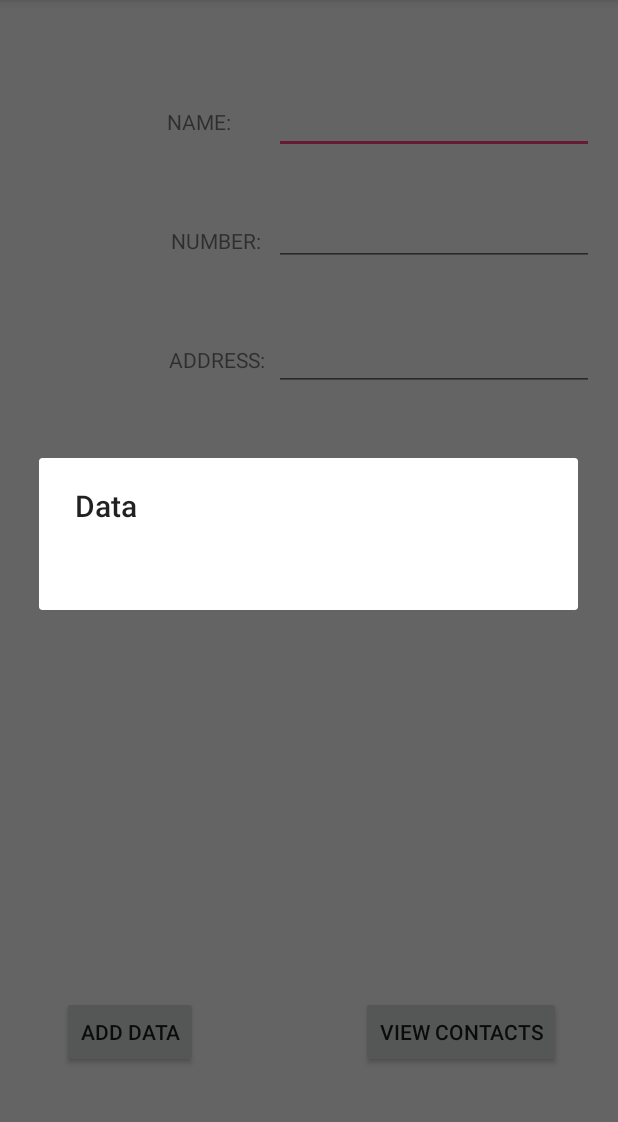
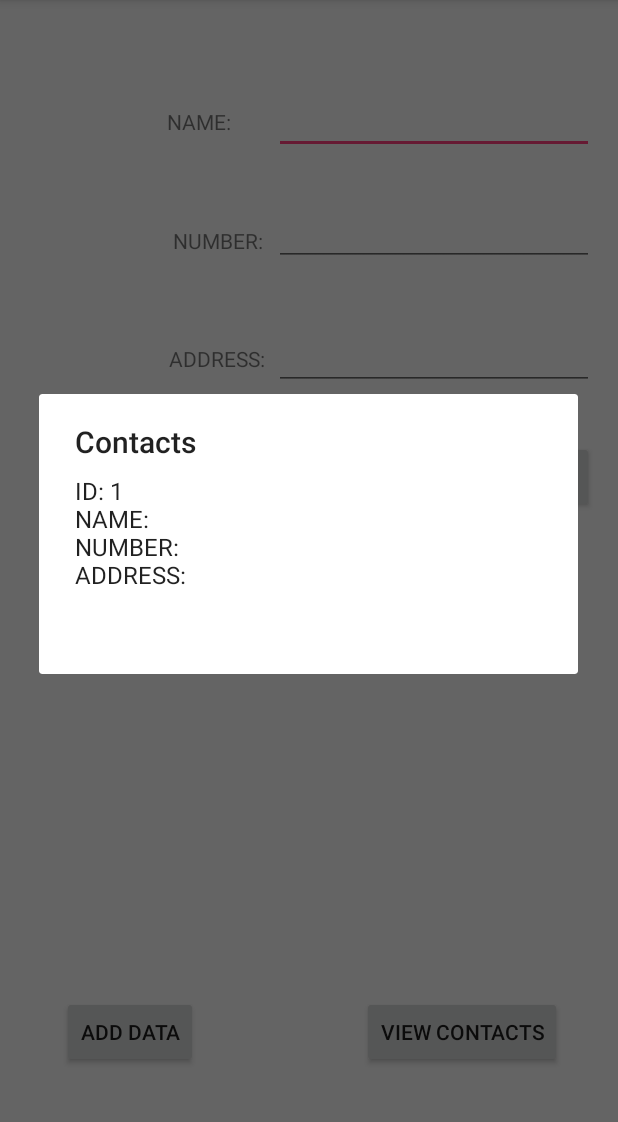
Before and after one commit to chanf2824/MyContactApp, an Android app: the screen it shows after launch (MainActivity), after a tap on "VIEW CONTACTS", on a phone screen of 412 x 824 dp, the part 84-1206 px from its top. Run offline under Robolectric (Android 15) with nearby library versions, the phone set to English and light mode, and no system bars.

Commit message:
Finished viewData method, fixed column names, added search method, created layout for search function

```diff
--- a/MyContactApp/app/src/main/java/com/example/chanf/mycontactapp/DatabaseHelper.java
+++ b/MyContactApp/app/src/main/java/com/example/chanf/mycontactapp/DatabaseHelper.java
@@ -22,12 +22,12 @@ public class DatabaseHelper extends SQLiteOpenHelper {
 
 
     public DatabaseHelper(Context context) {
-        super(context, DATABASE_NAME, null, 3);
+        super(context, DATABASE_NAME, null, 4);
     }
 
     @Override
     public void onCreate(SQLiteDatabase db) {
-        db.execSQL("CREATE TABLE " + TABLE_NAME + " (ID_INTEGER_PRIMARY_KEY_AUTOINCREMENT, NAME TEXT, NUMBER TEXT, ADDRESS TEXT)");
+        db.execSQL("CREATE TABLE " + TABLE_NAME + " (ID INTEGER PRIMARY KEY AUTOINCREMENT, NAME TEXT, NUMBER TEXT, ADDRESS TEXT)");
     }
 
     @Override
@@ -38,7 +38,7 @@ public class DatabaseHelper extends SQLiteOpenHelper {
 
     public boolean insertData(String name, String number, String address){
         SQLiteDatabase db = this.getWritableDatabase();
-        ContentValues contentValues = new ContentValues(3);
+        ContentValues contentValues = new ContentValues();
         contentValues.put(COL_2, name);
         contentValues.put(COL_3, number);
         contentValues.put(COL_4, address);
--- a/MyContactApp/app/src/main/java/com/example/chanf/mycontactapp/MainActivity.java
+++ b/MyContactApp/app/src/main/java/com/example/chanf/mycontactapp/MainActivity.java
@@ -17,6 +17,7 @@ public class MainActivity extends AppCompatActivity {
     EditText editName;
     EditText editNumber;
     EditText editAddress;
+    EditText editSearch;
     Button btnAddData;
 
 
@@ -31,6 +32,7 @@ public class MainActivity extends AppCompatActivity {
         editName = (EditText)findViewById(R.id.editText_name);
         editNumber = (EditText)findViewById(R.id.editText_number);
         editAddress = (EditText)findViewById(R.id.editText_address);
+        editSearch = (EditText)findViewById(R.id.editText_search);
 
     }
 
@@ -68,9 +70,16 @@ public class MainActivity extends AppCompatActivity {
 
         StringBuffer buffer = new StringBuffer();
         //setup a loop with the Cursor (res) using moveToNext
+        while(res.moveToNext()){
+           for(int i = 0; i < res.getColumnCount(); i++)
+           {
+               buffer.append(res.getColumnName(i) + ": " + res.getString(i) + "\n");
+           }
+           buffer.append("\n");
+        }
             //  append each COL to the buffer
             //  display message using showMessage
-        showMessage("Data", buffer.toString());
+        showMessage("Contacts", buffer.toString());
     }
 
     private void showMessage(String title, String message) {
@@ -80,4 +89,20 @@ public class MainActivity extends AppCompatActivity {
         builder.setMessage(message);
         builder.show();
     }
+
+    private void search(String name){
+        Cursor res = myDb.getAllData();
+        StringBuffer buffer = new StringBuffer();
+        while(res.moveToNext())
+        {
+            if(res.getString(1).equals(name))
+            {
+                for(int i = 0; i < res.getColumnCount(); i++)
+                {
+                    buffer.append(res.getColumnName(i) + ": " + res.getString(i) + "\n");
+                }
+                buffer.append("\n");
+            }
+        }
+    }
 }
--- a/MyContactApp/app/src/main/res/layout/activity_main.xml
+++ b/MyContactApp/app/src/main/res/layout/activity_main.xml
@@ -51,7 +51,7 @@
         android:layout_width="wrap_content"
         android:layout_height="wrap_content"
         android:text="NUMBER: "
-        android:layout_marginEnd="5dp"
+        android:layout_marginEnd="4dp"
         app:layout_constraintRight_toLeftOf="@+id/editText_number"
         tools:layout_constraintRight_creator="1"
         tools:layout_constraintBottom_creator="1"
@@ -90,11 +90,11 @@
         android:layout_height="wrap_content"
         android:ems="10"
         android:inputType="textPostalAddress"
+        android:layout_marginEnd="16dp"
         tools:layout_constraintTop_creator="1"
         tools:layout_constraintRight_creator="1"
-        android:layout_marginEnd="16dp"
         app:layout_constraintRight_toRightOf="parent"
-        android:layout_marginTop="38dp"
+        android:layout_marginTop="37dp"
         app:layout_constraintTop_toBottomOf="@+id/editText_number" />
 
     <Button
@@ -103,7 +103,7 @@
         android:layout_height="wrap_content"
         android:onClick="viewData"
         android:text="View Contacts"
-        android:layout_marginEnd="38dp"
+        android:layout_marginEnd="37dp"
         tools:layout_constraintTop_creator="1"
         tools:layout_constraintRight_creator="1"
         tools:layout_constraintBottom_creator="1"
@@ -111,4 +111,28 @@
         app:layout_constraintRight_toRightOf="parent"
         app:layout_constraintTop_toTopOf="@+id/button" />
 
+    <EditText
+        android:id="@+id/editText_search"
+        android:layout_width="wrap_content"
+        android:layout_height="wrap_content"
+        android:ems="10"
+        android:inputType="textPersonName"
+        app:layout_constraintRight_toLeftOf="@+id/button_Search"
+        tools:layout_constraintRight_creator="1"
+        tools:layout_constraintBottom_creator="1"
+        app:layout_constraintBottom_toBottomOf="@+id/button_Search" />
+
+    <Button
+        android:id="@+id/button_Search"
+        android:layout_width="wrap_content"
+        android:layout_height="wrap_content"
+        android:onClick="search"
+        android:text="SEARCH"
+        tools:layout_constraintTop_creator="1"
+        tools:layout_constraintRight_creator="1"
+        android:layout_marginEnd="16dp"
+        app:layout_constraintRight_toRightOf="parent"
+        android:layout_marginTop="34dp"
+        app:layout_constraintTop_toBottomOf="@+id/editText_address" />
+
 </android.support.constraint.ConstraintLayout>
```
